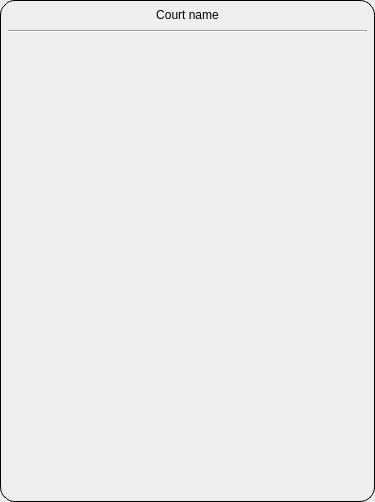
This is src/CourtDisplay.ui in simophin/game-matcher-qt as Qt 5 draws it before an edit. The edited form follows.
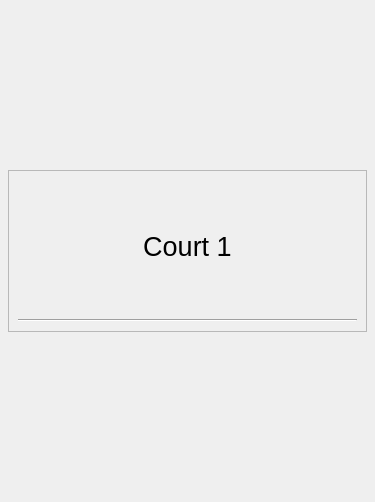
This is the edited form.

Commit message: Court display UI tweaks

```diff
--- a/src/CourtDisplay.ui
+++ b/src/CourtDisplay.ui
@@ -13,18 +13,6 @@
   <property name="windowTitle">
    <string>Form</string>
   </property>
-  <property name="styleSheet">
-   <string notr="true">#CourtDisplay {
-	border: 1px solid palette(text);
-	border-radius: 15px;
-}
-
-QLabel[isMember=&quot;true&quot;] {
-	text-align: center;
-	font-size: 24px;
-	padding: 4px;
-}</string>
-  </property>
   <layout class="QVBoxLayout" name="verticalLayout_2">
    <property name="leftMargin">
     <number>8</number>
@@ -39,23 +27,36 @@
     <number>8</number>
    </property>
    <item>
-    <layout class="QVBoxLayout" name="verticalLayout">
-     <property name="spacing">
-      <number>8</number>
+    <spacer name="verticalSpacer">
+     <property name="orientation">
+      <enum>Qt::Vertical</enum>
      </property>
+     <property name="sizeHint" stdset="0">
+      <size>
+       <width>20</width>
+       <height>40</height>
+      </size>
+     </property>
+    </spacer>
+   </item>
      <item>
-      <widget class="QLabel" name="courtName">
-       <property name="sizePolicy">
-        <sizepolicy hsizetype="Preferred" vsizetype="Fixed">
-         <horstretch>0</horstretch>
-         <verstretch>0</verstretch>
-        </sizepolicy>
-       </property>
+    <widget class="QFrame" name="frame">
        <property name="frameShape">
-        <enum>QFrame::NoFrame</enum>
+      <enum>QFrame::StyledPanel</enum>
+     </property>
+     <property name="frameShadow">
+      <enum>QFrame::Raised</enum>
+     </property>
+     <layout class="QVBoxLayout" name="verticalLayout" stretch="0,0,1">
+      <item>
+       <widget class="QLabel" name="courtName">
+        <property name="font">
+         <font>
+          <pointsize>20</pointsize>
+         </font>
        </property>
        <property name="text">
-        <string notr="true">Court name</string>
+         <string>Court 1</string>
        </property>
        <property name="alignment">
         <set>Qt::AlignCenter</set>
@@ -72,20 +73,21 @@
      <item>
       <layout class="QVBoxLayout" name="memberListLayout"/>
      </item>
-     <item>
-      <spacer name="verticalSpacer">
-       <property name="orientation">
-        <enum>Qt::Vertical</enum>
-       </property>
-       <property name="sizeHint" stdset="0">
-        <size>
-         <width>20</width>
-         <height>40</height>
-        </size>
-       </property>
-      </spacer>
-     </item>
-    </layout>
+     </layout>
+    </widget>
+   </item>
+   <item>
+    <spacer name="verticalSpacer_2">
+     <property name="orientation">
+      <enum>Qt::Vertical</enum>
+     </property>
+     <property name="sizeHint" stdset="0">
+      <size>
+       <width>20</width>
+       <height>40</height>
+      </size>
+     </property>
+    </spacer>
    </item>
   </layout>
  </widget>
```
Lines whose indentation alone changed are shown as unchanged. The commit also changes 11 other files.
